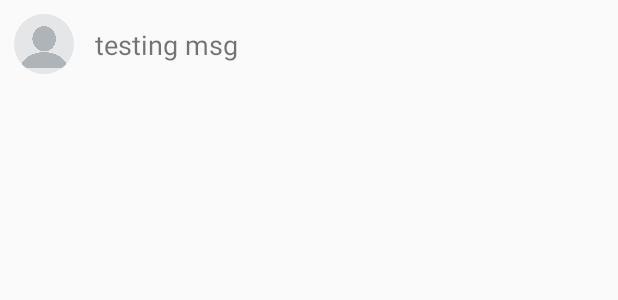
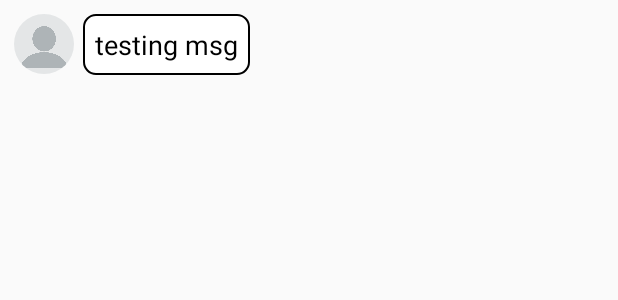
Before and after one commit to Pratishtha123/Chatty, an Android app: the layout message_item_left.xml on its own in the app's theme, with its tools: preview values and no code run, on a phone screen of 412 x 824 dp. Shown: the top 300 px of the screen. Run offline under Robolectric (Android 15) with nearby library versions, the phone set to English and light mode, and no system bars.

Commit message:
UI updated

```diff
--- /dev/null
+++ b/app/src/main/res/drawable/rounded_corner_left.xml
@@ -0,0 +1,17 @@
+<?xml version="1.0" encoding="utf-8"?>
+<shape xmlns:android="http://schemas.android.com/apk/res/android">
+    <stroke
+            android:width="1dp"
+            android:color="#000000" />
+
+        <solid android:color="#ffffff" />
+
+        <padding
+            android:left="1dp"
+            android:right="1dp"
+            android:bottom="1dp"
+            android:top="1dp" />
+
+        <corners android:radius="8dp" />
+
+</shape>
--- a/app/src/main/res/layout/message_item_left.xml
+++ b/app/src/main/res/layout/message_item_left.xml
@@ -16,15 +16,17 @@
         android:layout_height="wrap_content"
         android:layout_toRightOf="@id/profile_image"
         android:layout_marginLeft="6dp"
+        android:background="@drawable/rounded_corner_left"
         android:textSize="18sp"
+        android:textColor="#000000"
         android:padding="8dp"
-        android:text="@string/testing_msg"
-        android:background="#00ffffff"/>
+        android:text="@string/testing_msg" />
 
     <ImageView
         android:id="@+id/left_image_view"
         android:layout_width="100dp"
         android:layout_height="100dp"
+        android:background="@drawable/rounded_corner_left"
         android:layout_toRightOf="@id/profile_image"
         android:layout_marginLeft="6dp"
         android:visibility="gone"/>
--- a/app/src/main/res/layout/message_item_right.xml
+++ b/app/src/main/res/layout/message_item_right.xml
@@ -28,12 +28,13 @@
             android:textSize="18sp"
             android:padding="8dp"
             android:text="@string/testing_msg"
-            android:background="@color/colorPrimary"/>
+            android:background="@drawable/rounded_corner_right"/>
 
         <ImageView
             android:id="@+id/right_image_view"
             android:layout_width="100dp"
             android:layout_height="100dp"
+            android:background="@drawable/rounded_corner_right"
            android:layout_alignParentEnd="true"
             android:layout_alignParentRight="true"
             android:visibility="gone"/>
```
Also changed, not shown: app/src/main/res/drawable/rounded_corner_right.xml (added, +18 -0 lines).
